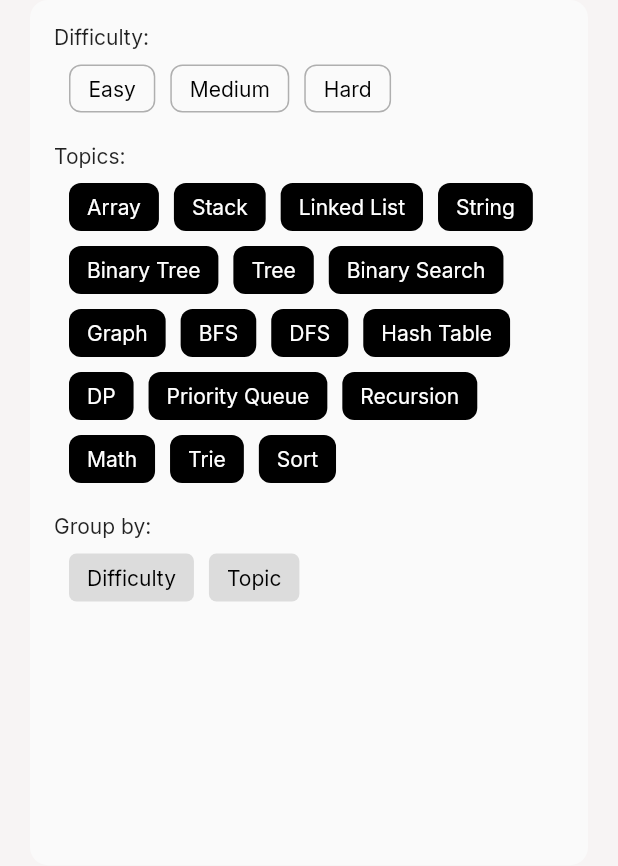
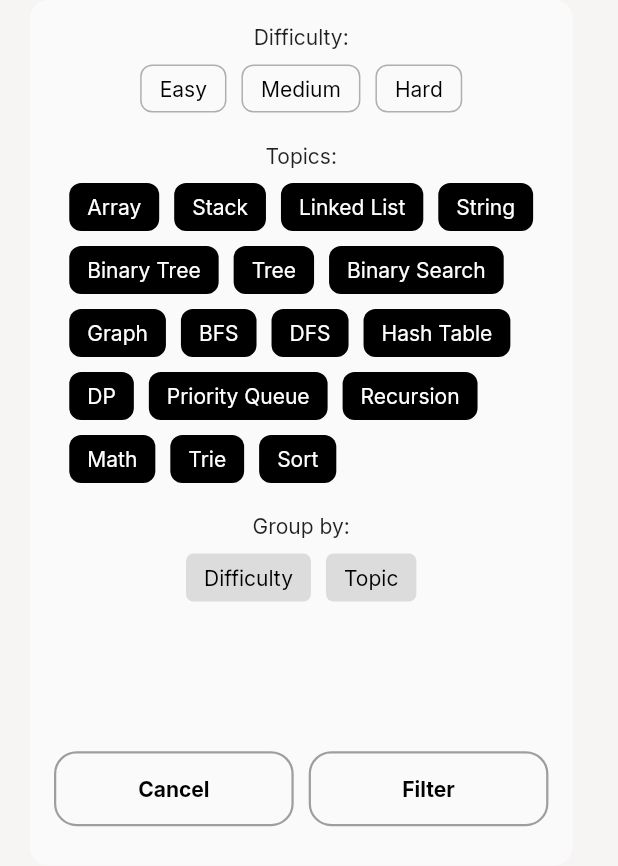
Before and after one commit to jamescardona11/lecode_app, a Flutter app: the FloatingModal widget shown alone on an empty page, opened directly, on a phone screen of 412 x 824 dp. Shown: the top 866 px of the screen. Run offline on Flutter 3.47's test engine with Material 2 defaults, Android fonts, the phone set to English and light mode, and no system bars; drawn by our look-alikes of chips_choice; our stand-ins replace equatable, fl_chart, flutter_native_splash, font_awesome_flutter, get_it, google_fonts and 3 more; missing offline and left inert: drip, msh_checkbox, pocket, projectile; statements that could not run were skipped.

Commit message:
fix: issues with the rename

````diff
--- a/lib/app/pages/dashboard/viewmodel/dashboard_state.dart
+++ b/lib/app/pages/dashboard/viewmodel/dashboard_state.dart
@@ -1,4 +1,3 @@
-// ignore_for_file: public_member_api_docs, sort_constructors_first
 import 'package:lepath_app/base/base.dart';
 import 'package:lepath_app/core/core.dart';
 
--- a/lib/app/pages/dsa_list/dsa_list_page.dart
+++ b/lib/app/pages/dsa_list/dsa_list_page.dart
@@ -3,6 +3,7 @@ import 'package:flutter/material.dart';
 import 'package:font_awesome_flutter/font_awesome_flutter.dart';
 import 'package:lepath_app/app/pages/dsa_list/viewmodel/viewmodel.dart';
 import 'package:lepath_app/app/pages/dsa_list/widgets/search_bar.dart';
+import 'package:lepath_app/app/widgets/eleventh_button_widget.dart';
 import 'package:lepath_app/app/widgets/problem_item_widget.dart';
 import 'package:lepath_app/base/base.dart';
 import 'package:lepath_app/config/context_extension.dart';
@@ -182,11 +183,11 @@ class _FloatingModalState extends State<FloatingModal> {
           color: widget.backgroundColor,
           clipBehavior: Clip.antiAlias,
           borderRadius: BorderRadius.circular(12),
-          child: Container(
+          child: SizedBox(
             height: context.heightPct(70),
             child: Padding(
               padding: const EdgeInsets.all(16.0),
-              child: ListView(
+              child: Column(
                 children: [
                   Text('Difficulty:'),
                   ChipsChoice<String>.multiple(
@@ -238,10 +239,28 @@ class _FloatingModalState extends State<FloatingModal> {
                     ),
                     wrapped: true,
                   ),
-                  // Spacer(),
-                  Row(
-                    children: [],
-                  )
+                  Spacer(),
+                  SizedBox(
+                    width: context.widthPct(80),
+                    child: Row(
+                      children: [
+                        Expanded(
+                          child: EleventhButton(
+                            label: 'Cancel',
+                            onPressed: () {},
+                          ),
+                        ),
+                        const SizedBox(width: 10),
+                        Expanded(
+                          child: EleventhButton(
+                            label: 'Filter',
+                            onPressed: () {},
+                          ),
+                        )
+                      ],
+                    ),
+                  ),
+                  const SizedBox(height: 10),
                 ],
               ),
             ),
--- a/lib/app/pages/dsa_list/viewmodel/dsa_list_viewmodel.dart
+++ b/lib/app/pages/dsa_list/viewmodel/dsa_list_viewmodel.dart
@@ -34,8 +34,8 @@ class DsaListViewModel extends BaseViewModel<DsaListState> {
 
   Future<void> _listenStreams() async {
     _streamProblemsSubscription = dsaUseCases.readAllDsaProblemsWithPagination
-        .call(ReadAllDsaProblemsWithPaginationData(
-            [], state.itemsPagination + 40))
+        .call(
+            ReadAllDsaProblemsFilteringData(takeX: state.itemsPagination + 40))
         .doOnData(_emitNewDsaItems)
         .listen((_) {});
   }
--- /dev/null
+++ b/lib/app/widgets/eleventh_button_widget.dart
@@ -0,0 +1,94 @@
+import 'package:flutter/material.dart';
+
+/// ```
+/// EleventhButton(
+///   label: 'Button',
+///   primaryColor: Colors.black,
+///   accentColor: Colors.white,
+///   onPressed: () {},
+/// ),
+///
+/// EleventhButton(
+///   label: 'Button',
+///   fill: false,
+///   primaryColor: Colors.black,
+///   accentColor: Colors.white,
+///   onPressed: () {},
+/// )
+/// ```
+
+class EleventhButton extends StatelessWidget {
+  const EleventhButton({
+    Key? key,
+    required this.label,
+    required this.onPressed,
+    this.width = 200,
+    this.height = 50,
+    this.radius = 15,
+    this.fill = true,
+    this.primaryColor,
+    this.splashColor,
+    this.textStyle,
+    this.accentColor = Colors.black,
+    this.icon,
+    this.iconRight = true,
+  }) : super(key: key);
+
+  final double width;
+  final double height;
+  final double radius;
+  final bool fill;
+  final String label;
+  final Color? primaryColor;
+  final Color? splashColor;
+  final Color? accentColor;
+  final TextStyle? textStyle;
+  final IconData? icon;
+  final bool iconRight;
+  final VoidCallback? onPressed;
+
+  @override
+  Widget build(BuildContext context) {
+    return SizedBox(
+      width: width,
+      height: height,
+      child: OutlinedButton(
+        style: OutlinedButton.styleFrom(
+          backgroundColor: fill ? primaryColor : Colors.transparent,
+          primary: splashColor ?? primaryColor,
+          side: BorderSide(
+            color: primaryColor ?? Colors.grey,
+            width: 1.5,
+          ),
+          shape: RoundedRectangleBorder(
+            borderRadius: BorderRadius.circular(radius),
+          ),
+        ),
+        onPressed: onPressed,
+        child: Row(
+          mainAxisAlignment: icon != null
+              ? MainAxisAlignment.spaceBetween
+              : MainAxisAlignment.center,
+          children: [
+            Text(
+              label,
+              style: textStyle?.copyWith(
+                    color: fill ? accentColor : primaryColor,
+                  ) ??
+                  TextStyle(
+                    color: fill ? accentColor : primaryColor,
+                    fontWeight: FontWeight.bold,
+                    fontSize: 14,
+                  ),
+            ),
+            if (icon != null)
+              Icon(
+                icon,
+                color: accentColor,
+              ),
+          ],
+        ),
+      ),
+    );
+  }
+}
--- a/lib/base/storage/database.dart
+++ b/lib/base/storage/database.dart
@@ -1,2 +1,2 @@
 String get tableDsaProblem => 'dsa_problems_table';
-String get tableDsaProblems => 'dsa_problems_table';
+String get tableDsaGroupProblems => 'dsa_group_problems_table';
--- a/lib/config/di/di_use_cases.dart
+++ b/lib/config/di/di_use_cases.dart
@@ -39,8 +39,8 @@ abstract class UseCasesModule {
 
   @Singleton(
       as: StreamQueryUseCase<Iterable<DsaProblemModel>,
-          ReadAllDsaProblemsWithPaginationData>)
-  ReadAllDsaProblemsWithPagination get readAllDsaProblemsWithPagination;
+          ReadAllDsaProblemsFilteringData>)
+  ReadAllDsaProblemsFiltering get readAllDsaProblemsFiltering;
 
   /// facade dashboard ↓
   @singleton
--- a/lib/core/dsa/domain/use_cases/dsa_facade.dart
+++ b/lib/core/dsa/domain/use_cases/dsa_facade.dart
@@ -11,5 +11,5 @@ class DsaUseCasesFacade {
   final FutureCommandUseCase<MarkAsSolvedData> markAsSolved;
 
   final StreamQueryUseCase<Iterable<DsaProblemModel>,
-      ReadAllDsaProblemsWithPaginationData> readAllDsaProblemsWithPagination;
+      ReadAllDsaProblemsFilteringData> readAllDsaProblemsWithPagination;
 }
--- a/lib/core/dsa/domain/use_cases/use_cases.dart
+++ b/lib/core/dsa/domain/use_cases/use_cases.dart
@@ -1,3 +1,3 @@
 export 'dsa_facade.dart';
 export 'mark_as_solved_use_case.dart';
-export 'read_all_dsa_problems_with_pagination.dart';
+export 'read_all_dsa_problems_filtering.dart';
--- a/lib/core/dsa_content/repository/dsa_content_repository.dart
+++ b/lib/core/dsa_content/repository/dsa_content_repository.dart
@@ -1,6 +1,5 @@
 import 'package:lepath_app/base/base.dart';
 import 'package:lepath_app/core/core.dart';
-
 import 'package:pocket/pocket.dart';
 
 class DsaContentRepository with PocketMultiDataSourceMixin<IPocketAdapter> {
@@ -12,7 +11,7 @@ class DsaContentRepository with PocketMultiDataSourceMixin<IPocketAdapter> {
 
   Stream<Iterable<DsaGroupsModel>> get readAllGroupsModelStream =>
       readWhere<DsaGroupsModel>(
-        tableDsaProblems,
+        tableDsaGroupProblems,
         DsaGroupsDto.toEntityByJson,
       );
 }
--- a/lib/core/init/repository/app_repository.dart
+++ b/lib/core/init/repository/app_repository.dart
@@ -57,7 +57,7 @@ class AppRepository
       DsaContentProblemsAggregateDto problemsAggregate) async {
     await createMany(
       problemsAggregate.groups,
-      tableDsaProblems,
+      tableDsaGroupProblems,
     );
   }
 
````
Also changed, not shown: lib/app/widgets/problem_item_widget.dart (+14 -24 lines), lib/core/dsa/domain/entities/filtering_data.dart (added, +29 -0 lines), lib/core/dsa/domain/use_cases/read_all_dsa_problems_filtering.dart (renamed from lib/core/dsa/domain/use_cases/read_all_dsa_problems_with_pagination.dart, +14 -14 lines), lib/core/dsa/repository/dto/dsa_content_problems_aggregate_dto.dart (+3 -9 lines), lib/config/di/di.config.dart, lib/core/dsa/repository/dto/dsa_content_problems_aggregate_dto.g.dart.
